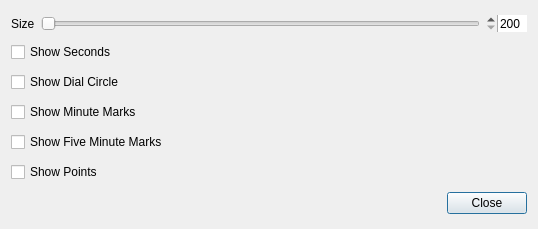
Old version of the form dialog.ui in the repository Samson666/samclock.
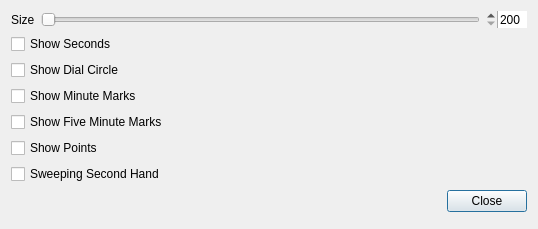
New version of the form.

Commit message: Added sweeping hour hand and (selectable) sweeping second hand

```diff
--- a/dialog.ui
+++ b/dialog.ui
@@ -116,6 +116,16 @@
      </property>
     </widget>
    </item>
+   <item>
+    <widget class="QCheckBox" name="checkHasSweepingSecondHand">
+     <property name="autoFillBackground">
+      <bool>true</bool>
+     </property>
+     <property name="text">
+      <string>Sweeping Second Hand</string>
+     </property>
+    </widget>
+   </item>
    <item>
     <widget class="QDialogButtonBox" name="buttonBox">
      <property name="orientation">
```
The commit also changes 7 other files.
